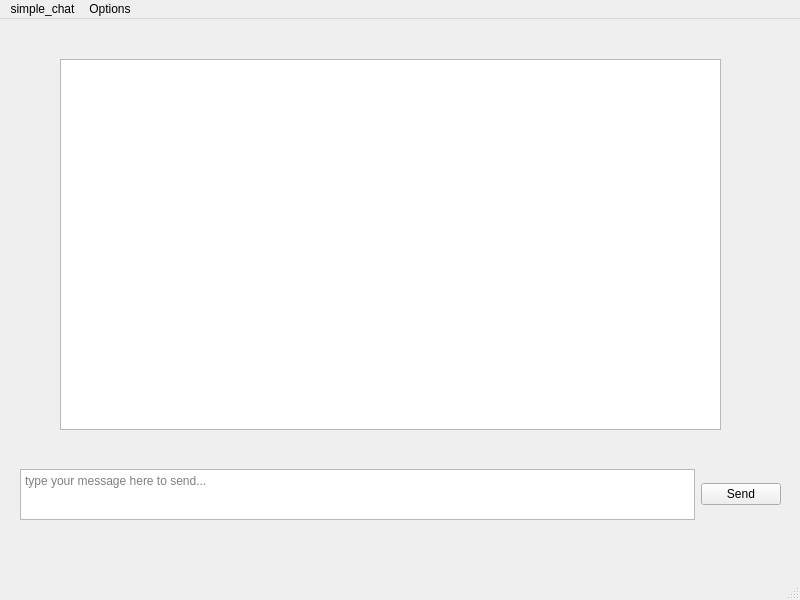
Qt form chatsession.ui (awesomebil/simple_chat) before a commit.
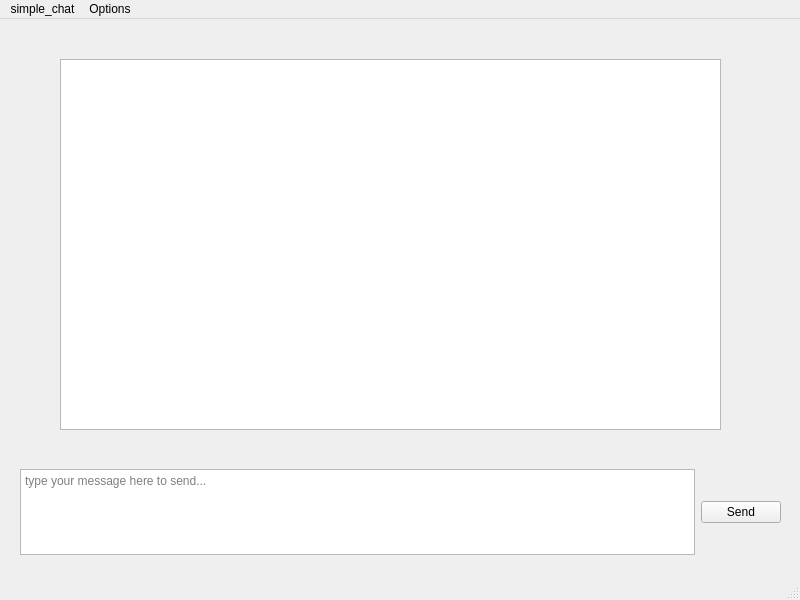
The same form after that commit.

Patch:
```diff
--- a/chatsession.ui
+++ b/chatsession.ui
@@ -20,7 +20,7 @@
       <x>20</x>
       <y>450</y>
       <width>761</width>
-      <height>51</height>
+      <height>86</height>
      </rect>
     </property>
     <layout class="QHBoxLayout" name="horizontalLayout">
```
Left out of the diff: 2 changed lines with no effect on the pictures.
